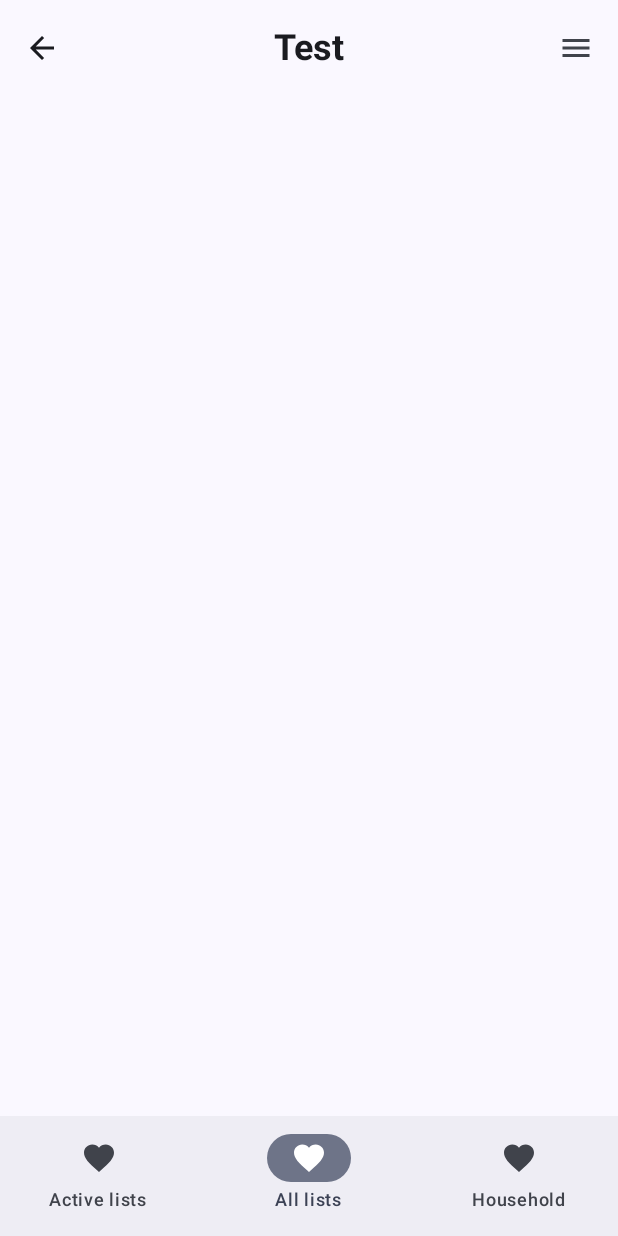
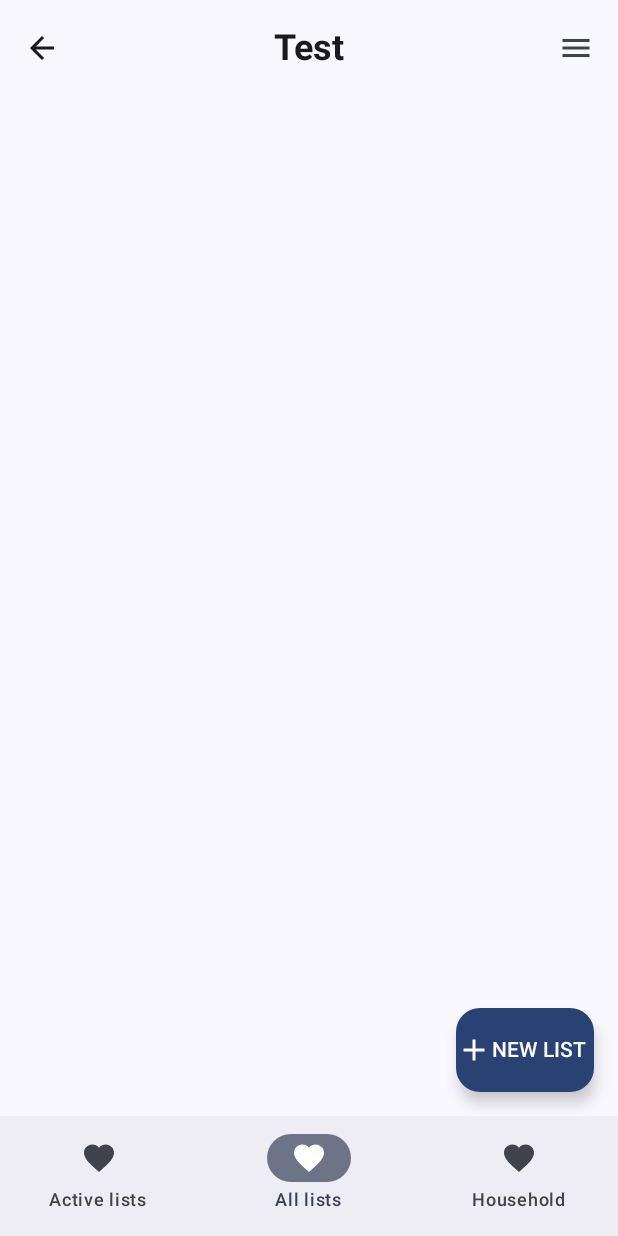
Before and after one commit to realGmto/HouseholdShopper, an Android app built with Jetpack Compose: the HomeScreen screen opened through its navigation route, item 2 of the bottom bar chosen, on a phone screen of 412 x 824 dp. Run offline under Robolectric (Android 15) with nearby library versions, the phone set to English and light mode, and no system bars; our stand-ins replace Dagger/Hilt's generated code, Firebase (no records; nobody signed in at launch, a user with empty details on screens opened directly).

Commit message:
Fixed fetching Boolean values. Design updates for home page and ShoppingListItemsItem

```diff
--- a/app/build.gradle.kts
+++ b/app/build.gradle.kts
@@ -84,4 +84,6 @@ dependencies {
     kapt("androidx.hilt:hilt-compiler:1.0.0")
     implementation("androidx.work:work-runtime-ktx:2.8.1")
     implementation("androidx.hilt:hilt-navigation-compose:1.1.0")
+
+    implementation ("com.github.kosher9:Compose-Round-CheckBox:1.0.0")
 }
--- a/app/src/main/java/com/householdshopper/MainActivity.kt
+++ b/app/src/main/java/com/householdshopper/MainActivity.kt
@@ -8,6 +8,7 @@ import androidx.compose.foundation.layout.fillMaxSize
 import androidx.compose.material3.MaterialTheme
 import androidx.compose.material3.Surface
 import androidx.compose.ui.Modifier
+import androidx.compose.ui.graphics.Color
 import androidx.navigation.compose.NavHost
 import androidx.navigation.compose.composable
 import androidx.navigation.compose.rememberNavController
--- a/app/src/main/java/com/householdshopper/model/ShoppingList.kt
+++ b/app/src/main/java/com/householdshopper/model/ShoppingList.kt
@@ -8,7 +8,7 @@ data class ShoppingList (
     val assignedUserID: String? = null,
     val creationDate: Timestamp? = null,
     val householdID: String = "",
-    val isActive: Boolean = true,
+    @field:JvmField val isActive: Boolean = true,
     val name: String = "",
     val items: List<ShoppingListItem> = emptyList(),
     var documentId: String = ""
--- a/app/src/main/java/com/householdshopper/model/ShoppingListItem.kt
+++ b/app/src/main/java/com/householdshopper/model/ShoppingListItem.kt
@@ -3,7 +3,7 @@ package com.householdshopper.model
 import com.google.firebase.firestore.DocumentId
 
 data class ShoppingListItem(
-    val isBought: Boolean = false,
+    @field:JvmField val isBought: Boolean = false, // Need that part or toObject won't correctly transform to Boolean
     val name: String = "",
     val quantity: Int = 0,
     val unit: String = "",
--- a/app/src/main/java/com/householdshopper/ui/theme/Color.kt
+++ b/app/src/main/java/com/householdshopper/ui/theme/Color.kt
@@ -10,10 +10,10 @@ val Purple40 = Color(0xFF6650a4)
 val PurpleGrey40 = Color(0xFF625b71)
 val Pink40 = Color(0xFF7D5260)
 
-val background = Color(0xFF3D3C3C)
 val blue = Color(0xFF3E88F7)
 val light_blue = Color(0xFF63A1FD)
 val gray = Color(0xFF494646)
 val light_gray = Color(0xFF4B4C4C)
 val dark_white = Color(0xFFD9D9D9)
 val light_green = Color(0xFF4EF354)
+val green = Color(0xFF198754)
--- a/app/src/main/java/com/householdshopper/view/HomeScreen.kt
+++ b/app/src/main/java/com/householdshopper/view/HomeScreen.kt
@@ -1,6 +1,7 @@
 package com.householdshopper.view
 
 import androidx.compose.foundation.layout.Arrangement
+import androidx.compose.foundation.layout.Box
 import androidx.compose.foundation.layout.Column
 import androidx.compose.foundation.layout.PaddingValues
 import androidx.compose.foundation.layout.Row
@@ -11,6 +12,7 @@ import androidx.compose.foundation.lazy.items
 import androidx.compose.material.icons.Icons
 import androidx.compose.material.icons.automirrored.filled.ArrowBack
 import androidx.compose.material.icons.automirrored.filled.ExitToApp
+import androidx.compose.material.icons.filled.Add
 import androidx.compose.material.icons.filled.ExitToApp
 import androidx.compose.material.icons.filled.Favorite
 import androidx.compose.material.icons.filled.Menu
@@ -19,8 +21,10 @@ import androidx.compose.material3.DropdownMenu
 import androidx.compose.material3.DropdownMenuItem
 import androidx.compose.material3.ExperimentalMaterial3Api
 import androidx.compose.material3.ExposedDropdownMenuBox
+import androidx.compose.material3.FloatingActionButton
 import androidx.compose.material3.Icon
 import androidx.compose.material3.IconButton
+import androidx.compose.material3.MaterialTheme
 import androidx.compose.material3.NavigationBar
 import androidx.compose.material3.NavigationBarItem
 import androidx.compose.material3.Text
@@ -55,8 +59,8 @@ fun HomeScreen(
     viewModel: HomeViewModel) {
 
     val shoppingLists by viewModel.shoppingLists.collectAsState()
+    val selectedItem by viewModel.selectedItem.collectAsState()
 
-    var selectedItem by remember { mutableIntStateOf(0) }
     val items = listOf("Active lists", "All lists", "Household")
 
     var isExpanded by remember {
@@ -119,10 +123,14 @@ fun HomeScreen(
                 }
             }
         )
-        LazyColumn (
-            modifier = Modifier.weight(1f),
+        Box(modifier = Modifier
+            .fillMaxSize()
+            .weight(1f)
+        ) {
+            LazyColumn(
+                modifier = Modifier.fillMaxSize(),
                 contentPadding = PaddingValues(vertical = 25.dp, horizontal = 10.dp)
-        ){
+            ) {
                 items(
                     items = shoppingLists,
                     itemContent = {
@@ -130,16 +138,34 @@ fun HomeScreen(
                     }
                 )
             }
+            FloatingActionButton(
+                onClick = { /* Handle add action */ },
+                modifier = Modifier
+                    .padding(16.dp)
+                    .align(Alignment.BottomEnd),
+                containerColor = MaterialTheme.colorScheme.primary
+            ) {
+                Row(
+                    horizontalArrangement = Arrangement.Center,
+                    verticalAlignment = Alignment.CenterVertically
+                ) {
+                    Icon(
+                        imageVector = Icons.Default.Add,
+                        contentDescription = "Add Item",
+                        tint = MaterialTheme.colorScheme.onPrimary
+                    )
+                    Text(text = "NEW LIST",
+                        modifier = Modifier.padding(end = 4.dp))
+                }
+            }
+        }
         NavigationBar {
             items.forEachIndexed { index, item ->
                 NavigationBarItem(
                     icon = { Icon(Icons.Filled.Favorite/*TODO*/, contentDescription = item) },
                     label = { Text(item) },
                     selected = selectedItem == index,
-                    onClick = {
-                        selectedItem = index
-                        viewModel.updateScreen(index)
-                    }
+                    onClick = { viewModel.updateScreen(index) }
                 )
             }
         }
--- a/app/src/main/java/com/householdshopper/viewmodel/HomeViewModel.kt
+++ b/app/src/main/java/com/householdshopper/viewmodel/HomeViewModel.kt
@@ -1,6 +1,7 @@
 package com.householdshopper.viewmodel
 
 import android.util.Log
+import androidx.compose.ui.graphics.Color
 import androidx.lifecycle.ViewModel
 import androidx.lifecycle.viewModelScope
 import com.google.firebase.auth.FirebaseAuth
@@ -8,6 +9,8 @@ import com.householdshopper.model.ShoppingList
 import com.householdshopper.model.ShoppingListItem
 import com.householdshopper.model.repository.ShoppingListRepository
 import com.householdshopper.model.repository.UserRepository
+import com.householdshopper.ui.theme.green
+import com.householdshopper.ui.theme.light_gray
 import dagger.hilt.android.lifecycle.HiltViewModel
 import kotlinx.coroutines.flow.MutableStateFlow
 import kotlinx.coroutines.flow.StateFlow
@@ -17,6 +20,9 @@ import javax.inject.Inject
 class HomeViewModel @Inject constructor(private val shoppingListRepository: ShoppingListRepository, private val userRepository: UserRepository): ViewModel() {
     private val _shoppingLists = MutableStateFlow<List<ShoppingList>>(emptyList())
     val shoppingLists: StateFlow<List<ShoppingList>> = _shoppingLists
+
+    private val _selectedItem = MutableStateFlow<Int>(0)
+    val selectedItem: StateFlow<Int> = _selectedItem
 
     fun getActiveLists(){
         viewModelScope.launch{
@@ -35,6 +41,8 @@ class HomeViewModel @Inject constructor(private val shoppingListRepository: Shop
     }
 
     fun updateScreen(index:Int){
+        _selectedItem.value = index
+
         if (index == 0){
             getActiveLists()
         }else if (index ==1){
@@ -45,9 +53,16 @@ class HomeViewModel @Inject constructor(private val shoppingListRepository: Shop
     fun countRemainingItems(items: List<ShoppingListItem>):Int{
         var counter = 0
         items.forEach{item ->
+            Log.e("Counter", item.toString())
             if (item.isBought)
-                counter++
+                counter +=1
         }
         return counter
     }
+
+    fun getCardBackground(list: ShoppingList): Color{
+        return if (list.isActive)
+            light_gray
+        else green
+    }
 }
--- a/settings.gradle.kts
+++ b/settings.gradle.kts
@@ -16,6 +16,7 @@ dependencyResolutionManagement {
     repositories {
         google()
         mavenCentral()
+        maven { url = uri("https://www.jitpack.io") }
     }
 }
 
```
Also changed, not shown: app/src/main/java/com/householdshopper/view/recycleView/ShoppingListItem.kt (+6 -1 lines), app/src/main/java/com/householdshopper/view/recycleView/ShoppingListItemsItem.kt (+58 -35 lines). Lines whose indentation alone changed are shown as unchanged.
